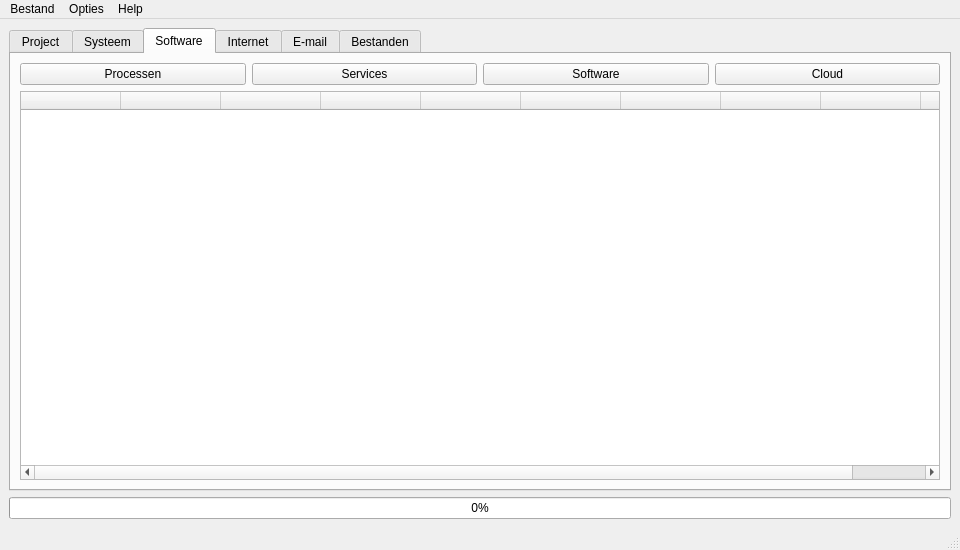
mitfry/IPFIT5_2015, file Source/Gui/gui_maken/interface_thram.ui: the form before one commit.
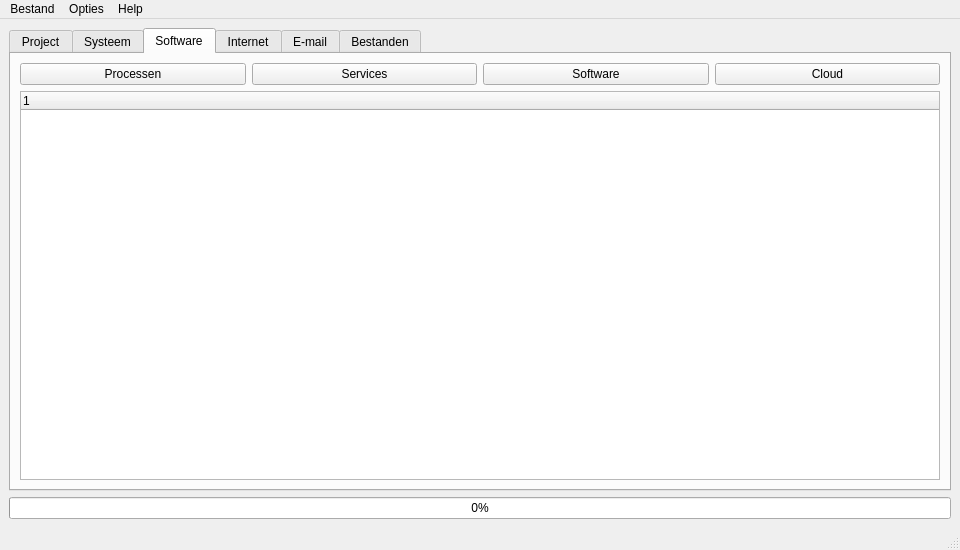
The form after the commit. The open tabs and pages were chosen to show the change. Icons and pictures are not drawn.

Commit message:
Historie in Interface
De internetgeschiedenis werkt nu.

What changed in the file:
```diff
--- a/Source/Gui/gui_maken/interface_thram.ui
+++ b/Source/Gui/gui_maken/interface_thram.ui
@@ -120,52 +120,52 @@
           </property>
           <column>
            <property name="text">
-            <string> </string>
+            <string/>
            </property>
           </column>
           <column>
            <property name="text">
-            <string> </string>
+            <string/>
            </property>
           </column>
           <column>
            <property name="text">
-            <string> </string>
+            <string/>
            </property>
           </column>
           <column>
            <property name="text">
-            <string> </string>
+            <string/>
            </property>
           </column>
           <column>
            <property name="text">
-            <string> </string>
+            <string/>
            </property>
           </column>
           <column>
            <property name="text">
-            <string> </string>
+            <string/>
            </property>
           </column>
           <column>
            <property name="text">
-            <string> </string>
+            <string/>
            </property>
           </column>
           <column>
            <property name="text">
-            <string> </string>
+            <string/>
            </property>
           </column>
           <column>
            <property name="text">
-            <string> </string>
+            <string/>
            </property>
           </column>
           <column>
            <property name="text">
-            <string> </string>
+            <string/>
            </property>
           </column>
          </widget>
```
Left out of the diff: 2 changed lines with no effect on the pictures. The commit also changes 3 other files.
